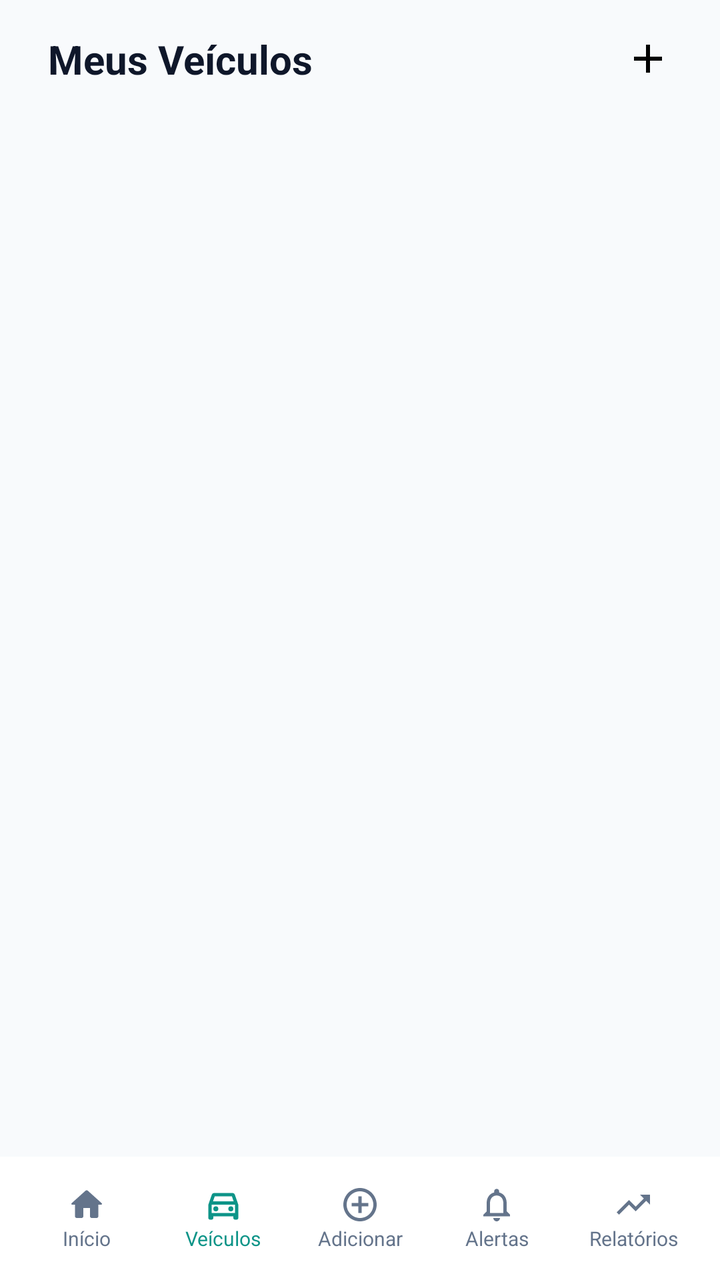
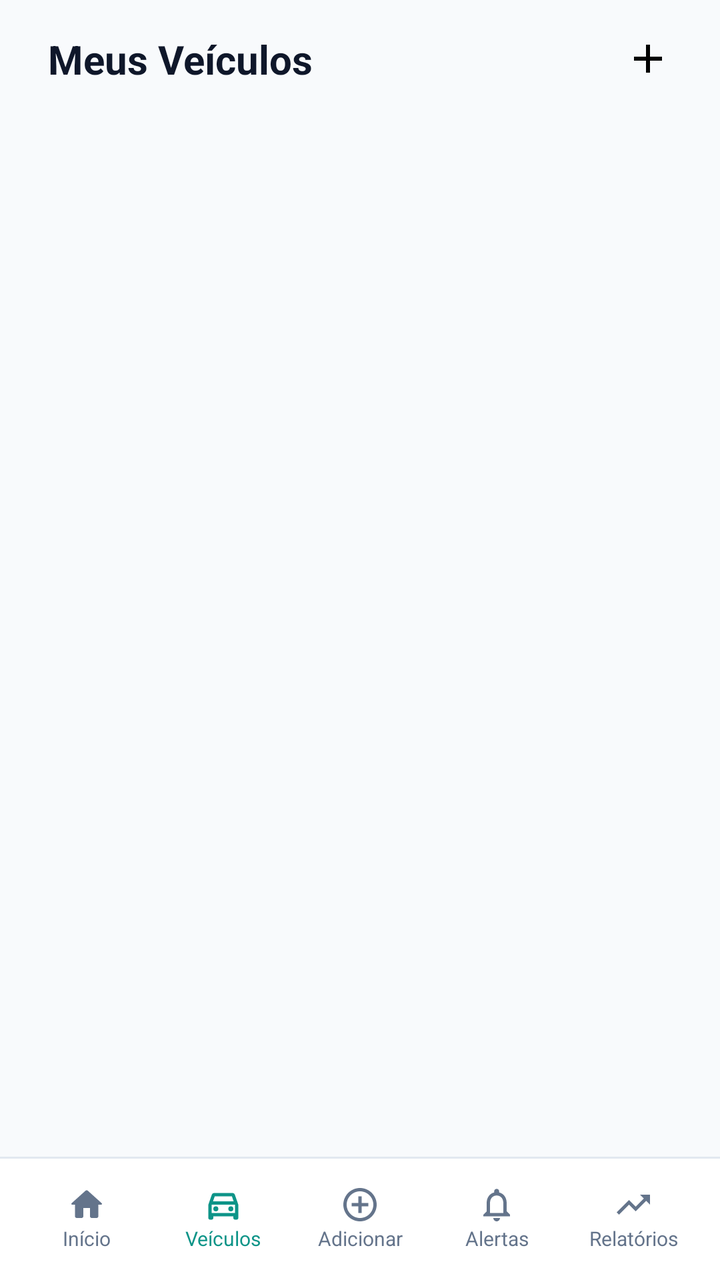

Before-and-after screenshots of an Android layout around one commit, followed by the original layout XML and the change that was made.
<!-- AndroidManifest.xml: application theme Theme.Virabraking -->
<!-- res/layout/activity_veiculos.xml -->
<?xml version="1.0" encoding="utf-8"?>
<androidx.constraintlayout.widget.ConstraintLayout xmlns:android="http://schemas.android.com/apk/res/android"
    xmlns:app="http://schemas.android.com/apk/res-auto"
    xmlns:tools="http://schemas.android.com/tools"
    android:layout_width="match_parent"
    android:layout_height="match_parent"
    android:background="#f8fafc"
    tools:context=".Veiculos">

    <LinearLayout
        android:layout_width="match_parent"
        android:layout_height="wrap_content"
        android:paddingHorizontal="24dp"
        android:paddingVertical="16dp"
        android:gravity="center_vertical">
        
        <TextView
            android:layout_width="match_parent"
            android:layout_height="wrap_content"
            android:layout_weight="1"
            android:text="Meus Veículos"
            android:textSize="20sp"
            android:textStyle="bold"
            android:textColor="#0F172A"/>

        <ImageButton
            android:layout_width="wrap_content"
            android:layout_height="wrap_content"
            android:src="@drawable/add"
            android:padding="0dp"
            android:background="#f8fafc" />
    </LinearLayout>

    <LinearLayout
        android:layout_width="match_parent"
        android:layout_height="wrap_content"
        android:orientation="horizontal"
        android:background="#ffffff"
        android:padding="14dp"
        android:divider="@drawable/gap"
        android:showDividers="middle"
        app:layout_constraintBottom_toBottomOf="parent">

        <LinearLayout
            android:id="@+id/llInicio"
            android:layout_width="match_parent"
            android:layout_height="wrap_content"
            android:orientation="vertical"
            android:layout_weight="1"
            android:gravity="center">

            <ImageView
                android:layout_width="wrap_content"
                android:layout_height="wrap_content"
                android:src="@drawable/home"
                app:tint="#64748b" />

            <TextView
                android:layout_width="wrap_content"
                android:layout_height="wrap_content"
                android:text="Início"
                android:textSize="10sp"
                android:textColor="#64748b" />
        </LinearLayout>

        <LinearLayout
            android:id="@+id/llVeiculos"
            android:layout_width="match_parent"
            android:layout_height="wrap_content"
            android:orientation="vertical"
            android:layout_weight="1"
            android:gravity="center" >

            <ImageView
                android:layout_width="wrap_content"
                android:layout_height="wrap_content"
                android:src="@drawable/menu_car"
                app:tint="#0d9488" />

            <TextView
                android:layout_width="wrap_content"
                android:layout_height="wrap_content"
                android:text="Veículos"
                android:textSize="10sp"
                android:textColor="#0d9488" />
        </LinearLayout>

        <LinearLayout
            android:id="@+id/llAdicionar"
            android:layout_width="match_parent"
            android:layout_height="wrap_content"
            android:orientation="vertical"
            android:layout_weight="1"
            android:gravity="center" >

            <ImageView
                android:layout_width="wrap_content"
                android:layout_height="wrap_content"
                android:src="@drawable/add_circle" />

            <TextView
                android:layout_width="wrap_content"
                android:layout_height="wrap_content"
                android:text="Adicionar"
                android:textSize="10sp"
                android:textColor="#64748b"/>
        </LinearLayout>

        <LinearLayout
            android:id="@+id/llAlertas"
            android:layout_width="match_parent"
            android:layout_height="wrap_content"
            android:orientation="vertical"
            android:layout_weight="1"
            android:gravity="center" >

            <ImageView
                android:layout_width="wrap_content"
                android:layout_height="wrap_content"
                android:src="@drawable/notifications" />

            <TextView
                android:layout_width="wrap_content"
                android:layout_height="wrap_content"
                android:text="Alertas"
                android:textSize="10sp"
                android:textColor="#64748b"/>
        </LinearLayout>

        <LinearLayout
            android:id="@+id/llRelatorios"
            android:layout_width="match_parent"
            android:layout_height="wrap_content"
            android:orientation="vertical"
            android:layout_weight="1"
            android:gravity="center" >

            <ImageView
                android:layout_width="wrap_content"
                android:layout_height="wrap_content"
                android:src="@drawable/trending_up" />

            <TextView
                android:layout_width="wrap_content"
                android:layout_height="wrap_content"
                android:text="Relatórios"
                android:textSize="10sp"
                android:textColor="#64748b"/>
        </LinearLayout>
    </LinearLayout>

</androidx.constraintlayout.widget.ConstraintLayout>
<!-- resources referenced by this layout -->
<resources>
  <!-- drawable add (drawable) -->
  <vector android:height="24dp" android:tint="#000000"
      android:viewportHeight="24" android:viewportWidth="24"
      android:width="24dp" xmlns:android="http://schemas.android.com/apk/res/android">
      <path android:fillColor="@android:color/white" android:pathData="M19,13h-6v6h-2v-6H5v-2h6V5h2v6h6v2z"/>
  </vector>
  <!-- drawable add_circle (drawable) -->
  <vector android:height="20dp" android:tint="#64748b"
      android:viewportHeight="24" android:viewportWidth="24"
      android:width="20dp" xmlns:android="http://schemas.android.com/apk/res/android">
      <path android:fillColor="@android:color/white" android:pathData="M13,7h-2v4L7,11v2h4v4h2v-4h4v-2h-4L13,7zM12,2C6.48,2 2,6.48 2,12s4.48,10 10,10 10,-4.48 10,-10S17.52,2 12,2zM12,20c-4.41,0 -8,-3.59 -8,-8s3.59,-8 8,-8 8,3.59 8,8 -3.59,8 -8,8z"/>
  </vector>
  <!-- drawable gap (drawable) -->
  <?xml version="1.0" encoding="utf-8"?>
  <shape xmlns:android="http://schemas.android.com/apk/res/android">
      <size android:height="10dp" android:width="10dp" />
      <solid android:color="@android:color/transparent" />
  </shape>
  <!-- drawable home (drawable) -->
  <vector android:height="20dp" android:tint="#64748b"
      android:viewportHeight="24" android:viewportWidth="24"
      android:width="20dp" xmlns:android="http://schemas.android.com/apk/res/android">
      <path android:fillColor="@android:color/white" android:pathData="M10,19v-5h4v5c0,0.55 0.45,1 1,1h3c0.55,0 1,-0.45 1,-1v-7h1.7c0.46,0 0.68,-0.57 0.33,-0.87L12.67,3.6c-0.38,-0.34 -0.96,-0.34 -1.34,0l-8.36,7.53c-0.34,0.3 -0.13,0.87 0.33,0.87H5v7c0,0.55 0.45,1 1,1h3c0.55,0 1,-0.45 1,-1z"/>
  </vector>
  <!-- drawable notifications (drawable) -->
  <vector android:height="20dp" android:tint="#64748b"
      android:viewportHeight="24" android:viewportWidth="24"
      android:width="20dp" xmlns:android="http://schemas.android.com/apk/res/android">
      <path android:fillColor="@android:color/white" android:pathData="M12,22c1.1,0 2,-0.9 2,-2h-4c0,1.1 0.9,2 2,2zM18,16v-5c0,-3.07 -1.63,-5.64 -4.5,-6.32L13.5,4c0,-0.83 -0.67,-1.5 -1.5,-1.5s-1.5,0.67 -1.5,1.5v0.68C7.64,5.36 6,7.92 6,11v5l-2,2v1h16v-1l-2,-2zM16,17L8,17v-6c0,-2.48 1.51,-4.5 4,-4.5s4,2.02 4,4.5v6z"/>
  </vector>
  <!-- drawable trending_up (drawable) -->
  <vector android:autoMirrored="true" android:height="20dp"
      android:tint="#64748b" android:viewportHeight="24"
      android:viewportWidth="24" android:width="20dp" xmlns:android="http://schemas.android.com/apk/res/android">
      <path android:fillColor="@android:color/white" android:pathData="M16,6l2.29,2.29 -4.88,4.88 -4,-4L2,16.59 3.41,18l6,-6 4,4 6.3,-6.29L22,12V6z"/>
  </vector>
  <style name="Theme.Virabraking" parent="Base.Theme.Virabraking" />
  <style name="Base.Theme.Virabraking" parent="Theme.Material3.DayNight.NoActionBar">
          
          <item name="colorPrimary">#0d9488</item>
      </style>
  <!-- unchanged entries left out for length: 1 -->
</resources>

<!-- the commit's change to res/layout/activity_veiculos.xml (unified diff, before → after) -->
@@ -35,7 +35,7 @@
         android:layout_width="match_parent"
         android:layout_height="wrap_content"
         android:orientation="horizontal"
-        android:background="#ffffff"
+        android:background="@drawable/top_border_menu"
         android:padding="14dp"
         android:divider="@drawable/gap"
         android:showDividers="middle"
<!-- resource entries referenced after the edit -->
@@ -30,6 +30,22 @@
       android:width="20dp" xmlns:android="http://schemas.android.com/apk/res/android">
       <path android:fillColor="@android:color/white" android:pathData="M12,22c1.1,0 2,-0.9 2,-2h-4c0,1.1 0.9,2 2,2zM18,16v-5c0,-3.07 -1.63,-5.64 -4.5,-6.32L13.5,4c0,-0.83 -0.67,-1.5 -1.5,-1.5s-1.5,0.67 -1.5,1.5v0.68C7.64,5.36 6,7.92 6,11v5l-2,2v1h16v-1l-2,-2zM16,17L8,17v-6c0,-2.48 1.51,-4.5 4,-4.5s4,2.02 4,4.5v6z"/>
   </vector>
+  <!-- drawable top_border_menu (drawable) -->
+  <?xml version="1.0" encoding="utf-8"?>
+  <layer-list xmlns:android="http://schemas.android.com/apk/res/android">
+      <item>
+          <shape android:shape="rectangle">
+              <solid android:color="#FFFFFF" />
+          </shape>
+      </item>
+  
+      <item android:height="1dp">
+          <shape android:shape="rectangle">
+              <solid android:color="#e2e8f0" />
+          </shape>
+      </item>
+  
+  </layer-list>
   <!-- drawable trending_up (drawable) -->
   <vector android:autoMirrored="true" android:height="20dp"
       android:tint="#64748b" android:viewportHeight="24"
